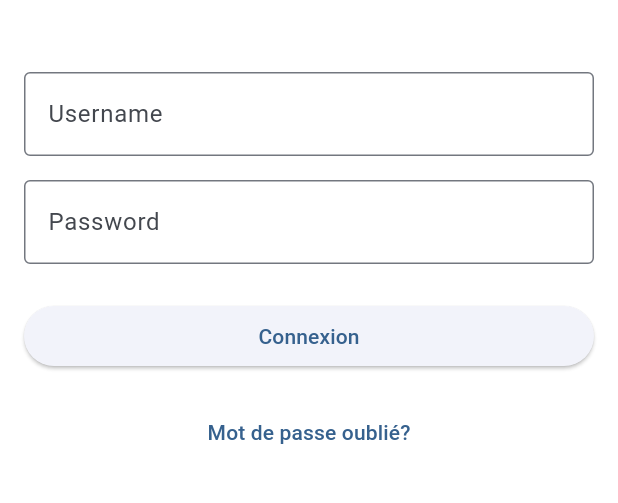
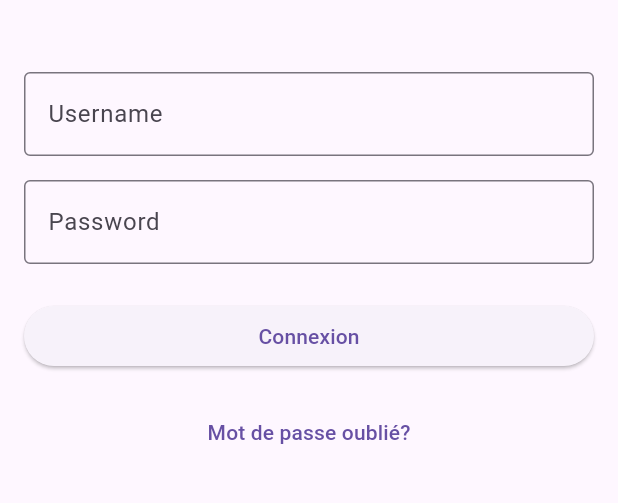
Before and after one commit to maximezim/edtUphf, a Flutter app: the screen it shows after launch, on a phone screen of 412 x 824 dp, the part 459-962 px from its top. Run offline on Flutter 3.47's test engine with Material 3 defaults, Android fonts, the phone set to English and light mode, and no system bars; our stand-ins replace flutter_login, get_storage, sqflite; missing offline and left inert: web_scraper; accounts and stored records are empty; network calls fail; Roboto replaces fonts that are missing (Montserrat).

Commit message:
Add dark mode toggle and update theme based on user preference

```diff
--- a/lib/main.dart
+++ b/lib/main.dart
@@ -25,28 +25,36 @@ class MyApp extends StatefulWidget {
 
 class _MyAppState extends State<MyApp> {
   late bool _connected;
+  bool _isDarkMode = false;
   @override
   void initState() {
     _connected = Storage.isConnected();
     Storage.setConnected(_connected);
     Storage.fetchLogin();
+    _isDarkMode = GetStorage().read('isDarkMode') ?? false;
+
     super.initState();
+  }
+
+  void toggleTheme(bool isOn) {
+    setState(() {
+      _isDarkMode = isOn;
+      GetStorage().write('isDarkMode', isOn);
+    });
   }
 
   @override
   Widget build(BuildContext context) {
     return MaterialApp(
-        theme: ThemeData(
-            fontFamily: 'Montserrat',
-            colorSchemeSeed: Colors.blue,
-            visualDensity: VisualDensity.adaptivePlatformDensity,
-            scaffoldBackgroundColor: Colors.white,
-            useMaterial3: true),
+        theme: _isDarkMode
+            ? ThemeData.dark().copyWith(useMaterial3: true)
+            : ThemeData.light().copyWith(useMaterial3: true),
         home: Menu(
             isconnected: _connected,
             title:
                 '${DateTime.now().day} ${Mois.mois[DateTime.now().month - 1]}',
             username: Storage.id,
-            password: Storage.password));
+            password: Storage.password,
+            onThemeToggle: toggleTheme));
   }
 }
--- a/lib/screens/login.dart
+++ b/lib/screens/login.dart
@@ -43,6 +43,7 @@ class _LoginState extends State<Login> {
                 '${DateTime.now().day} ${Mois.mois[DateTime.now().month - 1]}',
             username: Storage.id,
             password: Storage.password,
+            onThemeToggle: (bool isOn) {},
           ),
         ));
       }
--- a/lib/screens/menu.dart
+++ b/lib/screens/menu.dart
@@ -12,12 +12,15 @@ class Menu extends StatefulWidget {
   final String password;
   final bool isconnected;
   final String title;
-  const Menu(
-      {super.key,
-      required this.isconnected,
-      required this.title,
-      required this.username,
-      required this.password});
+  final Function(bool) onThemeToggle;
+  const Menu({
+    super.key,
+    required this.isconnected,
+    required this.title,
+    required this.username,
+    required this.password,
+    required this.onThemeToggle,
+  });
 
   @override
   State<Menu> createState() => MenuState();
@@ -77,7 +80,8 @@ class MenuState extends State<Menu> {
         return false;
       },
       child: Scaffold(
-        appBar: TopAppBar(date: selectedDate),
+        appBar:
+            TopAppBar(date: selectedDate, onThemeToggle: widget.onThemeToggle),
         body: Center(
           // Center the content vertically and horizontally
           child: buildBody(),
--- a/lib/widgets/datepick.dart
+++ b/lib/widgets/datepick.dart
@@ -80,6 +80,7 @@ class _DatePickerState extends State<DatePicker> with RestorationMixin {
         isconnected: Storage.connected,
         title: '${DateTime.now().day} ${Mois.mois[DateTime.now().month - 1]}',
         username: Storage.id,
-        password: Storage.password);
+        password: Storage.password,
+        onThemeToggle: (bool isOn) {});
   }
 }
```
Also changed, not shown: lib/widgets/topbar.dart (+27 -1 lines).
